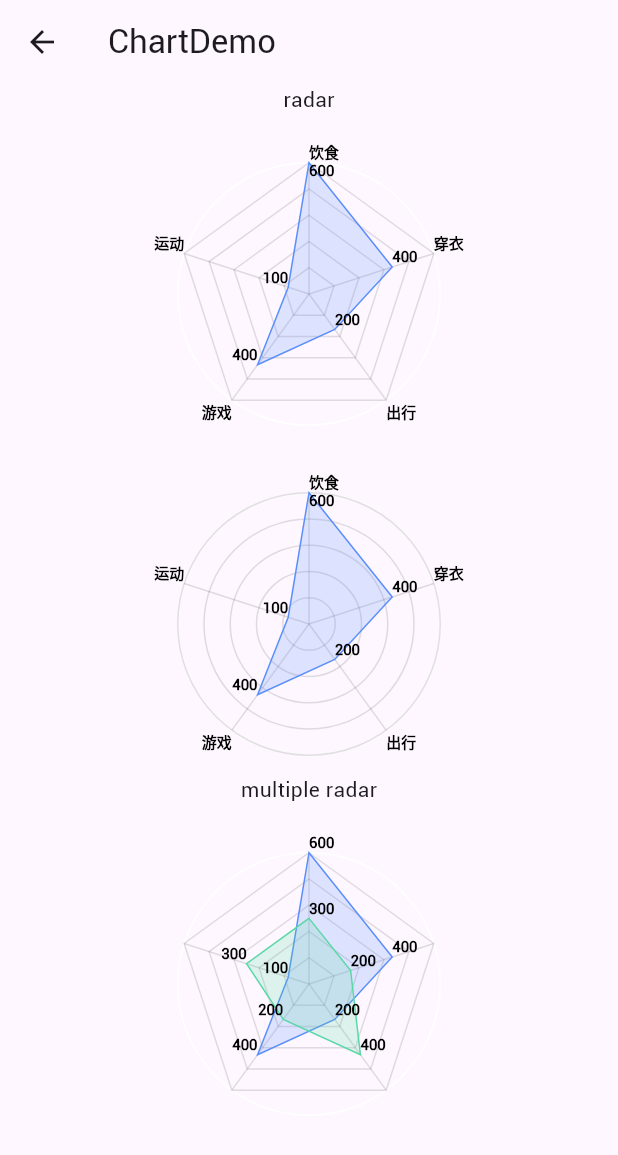
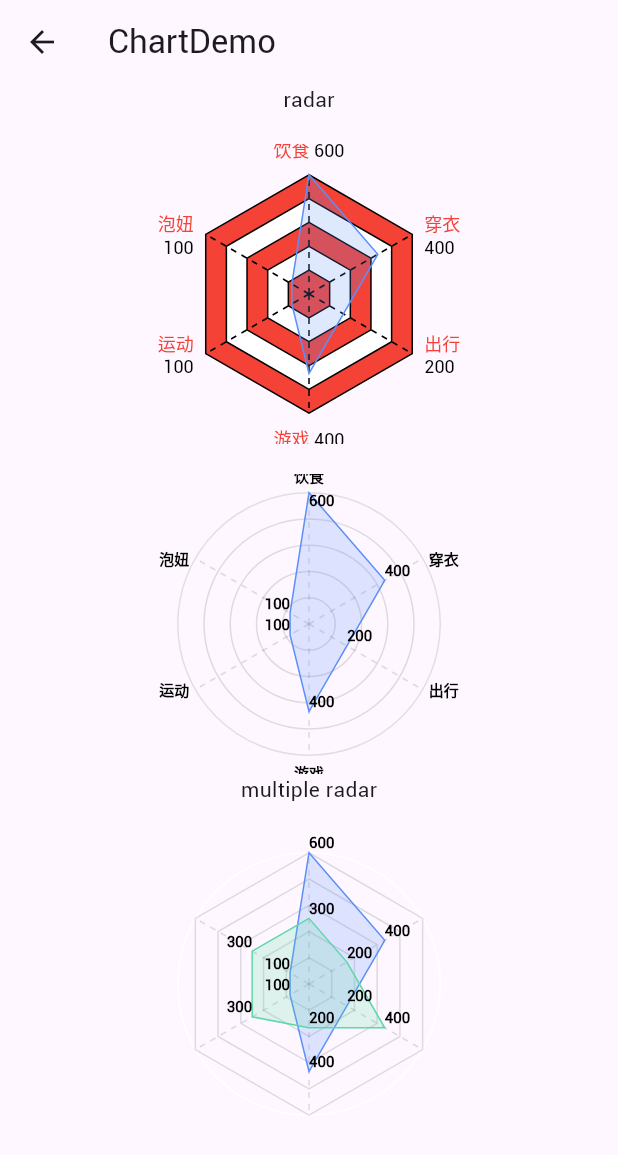
Before and after one commit to MarioMuYao/flutter_chart_plus, a Flutter app: the screen it shows after launch, after a tap on "Radar", on a phone screen of 412 x 824 dp. Shown: the top 1155 px of the screen. Run offline on Flutter 3.47's test engine with Material 3 defaults, Android fonts, the phone set to English and light mode, and no system bars; our stand-ins replace path_drawing.

Commit message:
调整样式

```diff
--- a/example/lib/page/line_demo_page.dart
+++ b/example/lib/page/line_demo_page.dart
@@ -167,10 +167,15 @@ class _LineChartDemoPageState extends State<LineChartDemoPage> {
                       //提示的文案信息
                       crossHair: const CrossHairStyle(adjustHorizontal: true, adjustVertical: true),
                       tooltipBuilder: (BuildContext context, List<ChartLayoutState> body) {
+                        int? index = body.where((element) => element.selectedIndex != null).firstOrNull?.selectedIndex;
+                        if (index == null) {
+                          return null;
+                        }
                         return PreferredSize(
                           preferredSize: const Size(60, 60),
                           child: Container(
                             padding: const EdgeInsets.all(8),
+                            color: Colors.red,
                             child: Text(body.map((e) => e.selectedIndex).toString()),
                           ),
                         );
--- a/example/lib/page/radar_demo_page.dart
+++ b/example/lib/page/radar_demo_page.dart
@@ -1,4 +1,3 @@
-import 'package:example/page/extension_datetime.dart';
 import 'package:flutter/material.dart';
 import 'package:flutter_chart_plus/flutter_chart.dart';
 
@@ -54,6 +53,12 @@ class _RadarChartDemoPageState extends State<RadarChartDemoPage> with SingleTick
         'value2': 300,
         'value3': 200,
       },
+      {
+        'title': "泡妞",
+        'value1': 100,
+        'value2': 300,
+        'value3': 200,
+      },
     ];
 
     return Scaffold(
@@ -69,16 +74,40 @@ class _RadarChartDemoPageState extends State<RadarChartDemoPage> with SingleTick
               margin: const EdgeInsets.only(top: 20),
               child: ChartWidget(
                 coordinateRender: ChartCircularCoordinateRender(
-                  margin: const EdgeInsets.all(12),
+                  borderColor: Colors.transparent,
+                  margin: const EdgeInsets.all(20),
                   charts: [
                     Radar(
+                      spacing: 8,
                       max: 600,
                       data: dataList,
                       fillColors: colors10.map((e) => e.withOpacity(0.2)).toList(),
-                      legendFormatter: () => dataList.map((e) => e['title']).toList(),
-                      valueFormatter: (item) => [
-                        item['value1'],
-                      ],
+                      // legendFormatter: () => dataList.map((e) => e['title']).toList(),
+                      legendTextPainterBuilder: (item, index) => TextPainter(
+                        textDirection: TextDirection.ltr,
+                        textAlign: [4, 5].contains(index) ? TextAlign.end : TextAlign.start,
+                        text: TextSpan(
+                          text: '${item['title']}${[0, 3].contains(index) ? ' ' : '\n'}',
+                          children: <InlineSpan>[
+                            TextSpan(
+                              text: '${item['value1']}',
+                              style: TextStyle(
+                                fontSize: 12,
+                                color: Colors.black,
+                              ),
+                            ),
+                          ],
+                          style: TextStyle(
+                            fontSize: 12,
+                            color: Colors.red,
+                          ),
+                        ),
+                      )..layout(maxWidth: 60),
+                      // valueFormatter: (item) => [
+                      //   item['value1'],
+                      // ],
+                      lineColor: Colors.black,
+                      lineBackgroundColorBuilder: (index) => index.isEven ? Colors.red : Colors.white,
                       values: (item) => [
                         (double.parse(item['value1'].toString())),
                       ],
--- a/lib/src/chart/circular/radar.dart
+++ b/lib/src/chart/circular/radar.dart
@@ -3,6 +3,8 @@ part of flutter_chart_plus;
 typedef RadarChartValue<T> = List<num> Function(T);
 typedef RadarValueFormatter<T> = List<dynamic> Function(T);
 typedef RadarLegendFormatter = List<dynamic> Function();
+typedef RadarLegendTextPainterBuilder<T> = TextPainter Function(T, int);
+typedef RadarLineBackgroundColorBuilder = Color Function(int);
 
 enum RadarBorderStyle {
   polygon, //多边形
@@ -12,7 +14,6 @@ enum RadarBorderStyle {
 ///雷达图
 /// @author JD
 class Radar<T> extends ChartBodyRender<T> {
-
   Radar({
     required super.data,
     required this.values,
@@ -21,10 +22,13 @@ class Radar<T> extends ChartBodyRender<T> {
     this.direction = RotateDirection.forward,
     this.valueFormatter,
     this.legendFormatter,
+    this.legendTextPainterBuilder,
+    this.lineBackgroundColorBuilder,
     this.colors = colors10,
     this.startAngle = -math.pi / 2,
     this.fillColors,
     this.count = 5,
+    this.spacing = 4,
     this.borderStyle = RadarBorderStyle.polygon,
     this.legendTextStyle = const TextStyle(fontSize: 10, color: Colors.black, fontWeight: FontWeight.bold),
   });
@@ -44,6 +48,10 @@ class Radar<T> extends ChartBodyRender<T> {
   ///图例文案格式化 不要使用过于耗时的方法
   final RadarLegendFormatter? legendFormatter;
 
+  final RadarLegendTextPainterBuilder? legendTextPainterBuilder;
+
+  final RadarLineBackgroundColorBuilder? lineBackgroundColorBuilder;
+
   ///基线的颜色
   final Color lineColor;
 
@@ -62,8 +70,10 @@ class Radar<T> extends ChartBodyRender<T> {
   ///分隔线的数量
   final int count;
 
+  ///间隔
+  final double spacing;
+
   final RadarBorderStyle borderStyle;
-
 
   late double _sweepAngle;
   late final Paint _linePaint = Paint()
@@ -102,8 +112,6 @@ class Radar<T> extends ChartBodyRender<T> {
     List<dynamic>? legendList = legendFormatter?.call();
     Offset center = layout.center;
     double radius = layout.radius;
-    //开始点
-    double startAngle = this.startAngle;
 
     if (borderStyle == RadarBorderStyle.polygon) {
       _borderLinePaths = List.generate(count, (index) => Path());
@@ -111,13 +119,18 @@ class Radar<T> extends ChartBodyRender<T> {
     double dividerRadius = layout.radius / count;
 
     for (int i = 0; i < itemLength; i++) {
+      //开始点
+      double startAngle = this.startAngle + _sweepAngle * i;
       T itemData = data[i];
       //画边框
-      final x = math.cos(startAngle) * radius + center.dx;
+      double x = math.cos(startAngle) * radius + center.dx;
       final y = math.sin(startAngle) * radius + center.dy;
-      _linePathList.add(Path()
+      _linePathList.add(_buildDashPath(
+          Path()
             ..moveTo(center.dx, center.dy)
-        ..lineTo(x, y));
+            ..lineTo(x, y),
+          4,
+          4));
 
       //画分隔线
       if (borderStyle == RadarBorderStyle.polygon) {
@@ -132,12 +145,16 @@ class Radar<T> extends ChartBodyRender<T> {
           }
         }
       }
-      if (legendList != null) {
-        String legend = legendList[i].toString();
-        TextPainter legendTextPainter = TextPainter(
+
+      if (legendTextPainterBuilder != null || legendList != null) {
+        TextPainter? legendTextPainter;
+        if (legendTextPainterBuilder != null) {
+          legendTextPainter = legendTextPainterBuilder?.call(itemData, i);
+        } else if (legendList != null) {
+          legendTextPainter = TextPainter(
             textAlign: TextAlign.center,
             text: TextSpan(
-            text: legend,
+              text: legendList[i].toString(),
               style: legendTextStyle,
             ),
             textDirection: TextDirection.ltr,
@@ -145,11 +162,25 @@ class Radar<T> extends ChartBodyRender<T> {
               minWidth: 0,
               maxWidth: layout.size.width,
             );
-        bool isLeft = x < center.dx;
-        bool isBottom = y >= center.dy;
-        Offset textOffset = Offset(isLeft ? (x - legendTextPainter.width) : x, isBottom ? y : y - legendTextPainter.height);
+        }
+        if (legendTextPainter != null) {
+          Offset textOffset = Offset(
+            x < center.dx
+                ? (x - legendTextPainter.width - spacing)
+                : x > center.dx
+                    ? x + spacing
+                    : x - legendTextPainter.width / 2,
+            x == center.dx
+                ? y > center.dy
+                    ? y + spacing
+                    : y < center.dy
+                        ? y - legendTextPainter.height - spacing
+                        : y - legendTextPainter.height / 2
+                : y - legendTextPainter.height / 2,
+          );
           //最后再绘制，防止被挡住
           _textPainterList.add(RadarTextPainter(textPainter: legendTextPainter, offset: textOffset));
+        }
       }
 
       //画value线
@@ -189,13 +220,12 @@ class Radar<T> extends ChartBodyRender<T> {
             );
           bool isLeft = dataX < center.dx;
           bool isTop = dataY <= (center.dy - radius) && legendList != null;
-          Offset textOffset = Offset(isLeft ? (dataX - legendTextPainter.width) : dataX, isTop ? dataY : dataY - legendTextPainter.height);
+          Offset textOffset = Offset(
+              isLeft ? (dataX - legendTextPainter.width) : dataX, isTop ? dataY : dataY - legendTextPainter.height);
           //最后再绘制，防止被挡住
           _textPainterList.add(RadarTextPainter(textPainter: legendTextPainter, offset: textOffset));
         }
       }
-      //继续下一个
-      startAngle = startAngle + _sweepAngle;
     }
 
     if (borderStyle == RadarBorderStyle.polygon) {
@@ -203,6 +233,20 @@ class Radar<T> extends ChartBodyRender<T> {
         element.close();
       }
     }
+  }
+
+  /// 虚线
+  Path _buildDashPath(Path path, double dashWidth, double gapWidth) {
+    final Path r = Path();
+    for (ui.PathMetric metric in path.computeMetrics()) {
+      double start = 0.0;
+      while (start < metric.length) {
+        double end = start + dashWidth;
+        r.addPath(metric.extractPath(start, end), Offset.zero);
+        start = end + gapWidth;
+      }
+    }
+    return r;
   }
 
   ///由内向外的线
@@ -222,13 +266,45 @@ class Radar<T> extends ChartBodyRender<T> {
     ChartCircularCoordinateState layout = state.layout as ChartCircularCoordinateState;
     double dividerRadius = layout.radius / count;
     if (borderStyle == RadarBorderStyle.circle) {
+      if (lineBackgroundColorBuilder != null) {
+        for (int i = count - 1; i >= 0; i--) {
+          canvas.drawCircle(
+            layout.center,
+            dividerRadius * (i + 1),
+            _linePaint
+              ..style = PaintingStyle.fill
+              ..color = lineBackgroundColorBuilder?.call(i) ?? Colors.transparent,
+          );
+        }
+      }
       for (int ii = 0; ii < count; ii++) {
-        canvas.drawCircle(layout.center, dividerRadius * (ii + 1), _linePaint);
+        canvas.drawCircle(
+          layout.center,
+          dividerRadius * (ii + 1),
+          _linePaint
+            ..style = PaintingStyle.stroke
+            ..color = lineColor,
+        );
       }
     } else if (borderStyle == RadarBorderStyle.polygon) {
+      if (lineBackgroundColorBuilder != null) {
+        for (int i = _borderLinePaths.length - 1; i >= 0; i--) {
+          canvas.drawPath(
+            _borderLinePaths[i],
+            _linePaint
+              ..style = PaintingStyle.fill
+              ..color = lineBackgroundColorBuilder?.call(i) ?? Colors.transparent,
+          );
+        }
+      }
       //画边框
       for (var element in _borderLinePaths) {
-        canvas.drawPath(element, _linePaint);
+        canvas.drawPath(
+          element,
+          _linePaint
+            ..style = PaintingStyle.stroke
+            ..color = lineColor,
+        );
       }
     }
 
--- a/lib/src/widget/chart_widget.dart
+++ b/lib/src/widget/chart_widget.dart
@@ -298,10 +298,8 @@ class _ChartCoreWidgetState extends State<_ChartCoreWidget> with TickerProviderS
     _animationController?.forward();
   }
 
-  void _handleTooltip(Offset localPosition, [bool reset = true]) {
-    if (reset) {
-      _controller.resetTooltip();
-    }
+  void _handleTooltip(Offset localPosition) {
+    _controller.resetTooltip();
     if (!_checkForegroundAnnotationsEvent(localPosition)) {
       hitTest(localPosition);
       _chartState.localPosition = localPosition;
```
Also changed, not shown: example/lib/page/pie_demo_page.dart (+43 -38 lines), lib/src/chart/circular/pie.dart (+7 -7 lines), lib/src/chart/dimensions/line.dart (+32 -26 lines). Lines whose indentation alone changed are shown as unchanged.
